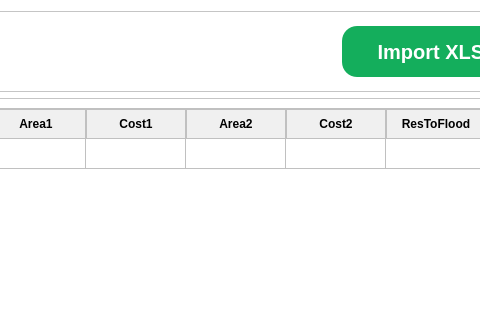
The window that ProgramSrc/entityManagementShelter.ui (Lucianono/ShelterAlloc_Thesis) describes before a commit, drawn with Qt 5; both pictures show x 359 to 839 and y 0 to 320 of the 1200 by 724 pixel window.
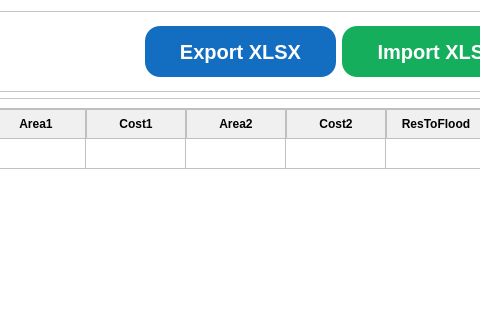
The same window after the commit. Icons and pictures are not drawn.

Commit message: Feat: added export button blue, not functioning yet

```diff
--- a/ProgramSrc/entityManagementShelter.ui
+++ b/ProgramSrc/entityManagementShelter.ui
@@ -84,6 +84,56 @@
         </property>
        </spacer>
       </item>
+      <item>
+       <widget class="QPushButton" name="ms_export_btn">
+        <property name="minimumSize">
+         <size>
+          <width>191</width>
+          <height>51</height>
+         </size>
+        </property>
+        <property name="maximumSize">
+         <size>
+          <width>161</width>
+          <height>51</height>
+         </size>
+        </property>
+        <property name="font">
+         <font>
+          <pointsize>15</pointsize>
+          <weight>75</weight>
+          <bold>true</bold>
+         </font>
+        </property>
+        <property name="cursor">
+         <cursorShape>PointingHandCursor</cursorShape>
+        </property>
+        <property name="styleSheet">
+         <string notr="true">QPushButton {
+    background-color: #136ec2;
+    color: white;
+    padding: 5px;
+    border: none;
+    border-radius: 15px;
+}
+
+QPushButton:hover {
+    background-color: #167bda;
+}
+
+QPushButton:pressed {
+    background-color: #167bda;
+}
+</string>
+        </property>
+        <property name="text">
+         <string>Export XLSX</string>
+        </property>
+        <property name="checkable">
+         <bool>true</bool>
+        </property>
+       </widget>
+      </item>
       <item>
        <widget class="QPushButton" name="ms_import_btn">
         <property name="sizePolicy">
```
The commit also changes 3 other files.
